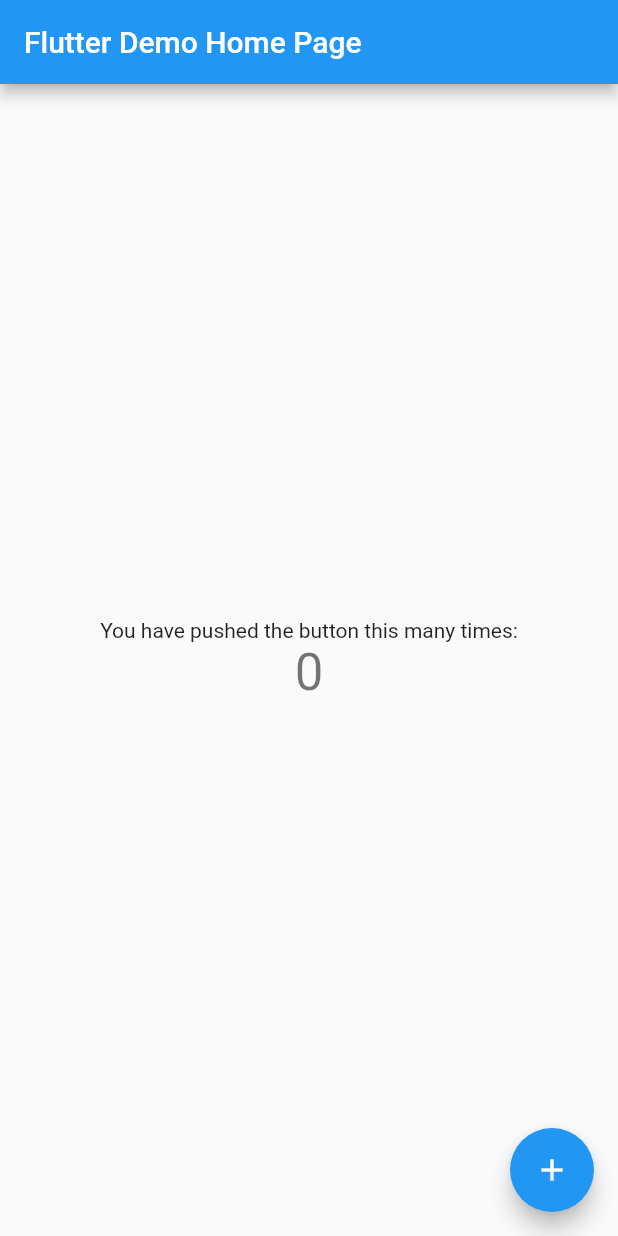
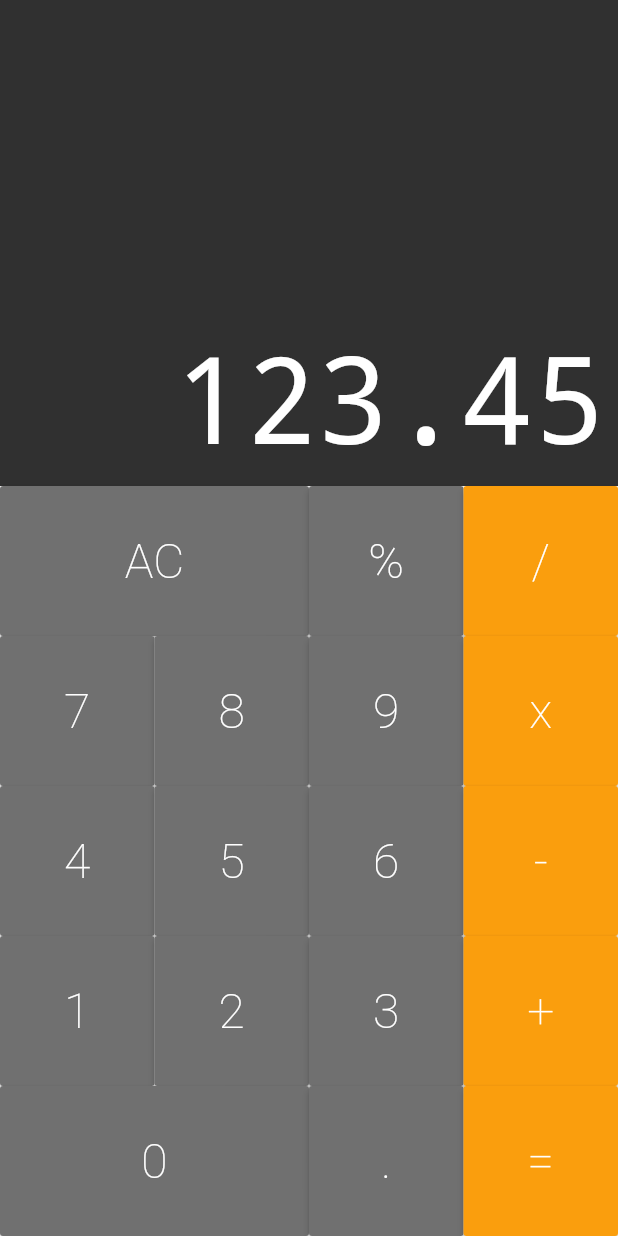
Before and after one commit to danilocordeiro/calculador-app, a Flutter app: the screen it shows after launch, on a phone screen of 412 x 824 dp. Run offline on Flutter 3.47's test engine with Material 2 defaults, Android fonts, the phone set to English and light mode, and no system bars; drawn by our look-alikes of auto_size_text.

Commit message:
Efetuado leyaout basico

```diff
--- /dev/null
+++ b/lib/components/button.dart
@@ -0,0 +1,44 @@
+import 'package:flutter/material.dart';
+
+class Button extends StatelessWidget {
+  static const DARK = Color.fromRGBO(82, 82, 82, 1);
+  static const DEFAULT = Color.fromRGBO(112, 112, 112, 1);
+  static const OPERATION = Color.fromRGBO(250, 158, 13, 1);
+  final String text;
+  final bool big;
+  final Color color;
+
+  Button({
+    @required this.text,
+    this.big = false,
+    this.color = DEFAULT,
+  });
+
+  Button.big({
+    @required this.text,
+    this.big = true,
+    this.color = DEFAULT,
+  });
+
+  Button.operation({
+    @required this.text,
+    this.big = false,
+    this.color = OPERATION,
+  });
+
+  @override
+  Widget build(BuildContext context) {
+    return Expanded(
+      flex: big ? 2 : 1,
+      child: RaisedButton(
+        color: this.color,
+        child: Text(
+          text,
+          style: TextStyle(
+              color: Colors.white, fontSize: 32, fontWeight: FontWeight.w200),
+        ),
+        onPressed: () {},
+      ),
+    );
+  }
+}
--- /dev/null
+++ b/lib/components/button_row.dart
@@ -0,0 +1,19 @@
+import 'package:calculator/components/button.dart';
+import 'package:flutter/material.dart';
+
+class ButtonRow extends StatelessWidget {
+  final List<Button> buttons;
+
+  ButtonRow(this.buttons);
+
+  @override
+  Widget build(BuildContext context) {
+    return Expanded(
+      flex: 1,
+      child: Row(
+        crossAxisAlignment: CrossAxisAlignment.stretch,
+        children: buttons,
+      ),
+    );
+  }
+}
--- /dev/null
+++ b/lib/components/display.dart
@@ -0,0 +1,39 @@
+import 'package:auto_size_text/auto_size_text.dart';
+import 'package:flutter/material.dart';
+
+class Display extends StatelessWidget {
+  final String text;
+
+  Display(this.text);
+
+  @override
+  Widget build(BuildContext context) {
+    return Expanded(
+      flex: 1,
+      child: Container(
+        color: Color.fromRGBO(48, 48, 48, 1),
+        child: Column(
+          mainAxisAlignment: MainAxisAlignment.end,
+          crossAxisAlignment: CrossAxisAlignment.stretch,
+          children: <Widget>[
+            Padding(
+              padding: const EdgeInsets.all(8.0),
+              child: AutoSizeText(
+                text,
+                minFontSize: 20,
+                maxFontSize: 80,
+                maxLines: 1,
+                textAlign: TextAlign.end,
+                style: TextStyle(
+                    fontWeight: FontWeight.w100,
+                    decoration: TextDecoration.none,
+                    fontSize: 80,
+                    color: Colors.white),
+              ),
+            ),
+          ],
+        ),
+      ),
+    );
+  }
+}
--- /dev/null
+++ b/lib/components/keyboard.dart
@@ -0,0 +1,50 @@
+import 'package:calculator/components/button.dart';
+import 'package:calculator/components/button_row.dart';
+import 'package:flutter/material.dart';
+
+class Keyboard extends StatelessWidget {
+  const Keyboard({Key key}) : super(key: key);
+
+  @override
+  Widget build(BuildContext context) {
+    return Container(
+      height: 500,
+      child: Column(
+        children: <Widget>[
+          ButtonRow([
+            Button.big(
+              text: 'AC',
+            ),
+            Button(text: '%'),
+            Button.operation(text: '/'),
+          ]),
+          ButtonRow([
+            Button(text: '7'),
+            Button(text: '8'),
+            Button(text: '9'),
+            Button.operation(text: 'x'),
+          ]),
+          ButtonRow([
+            Button(text: '4'),
+            Button(text: '5'),
+            Button(text: '6'),
+            Button.operation(text: '-'),
+          ]),
+          ButtonRow([
+            Button(text: '1'),
+            Button(text: '2'),
+            Button(text: '3'),
+            Button.operation(text: '+'),
+          ]),
+          ButtonRow([
+            Button.big(
+              text: '0',
+            ),
+            Button(text: '.'),
+            Button.operation(text: '='),
+          ]),
+        ],
+      ),
+    );
+  }
+}
--- a/lib/main.dart
+++ b/lib/main.dart
@@ -1,111 +1,4 @@
+import 'package:calculator/screens/calculator.dart';
 import 'package:flutter/material.dart';
 
-void main() => runApp(MyApp());
-
-class MyApp extends StatelessWidget {
-  // This widget is the root of your application.
-  @override
-  Widget build(BuildContext context) {
-    return MaterialApp(
-      title: 'Flutter Demo',
-      theme: ThemeData(
-        // This is the theme of your application.
-        //
-        // Try running your application with "flutter run". You'll see the
-        // application has a blue toolbar. Then, without quitting the app, try
-        // changing the primarySwatch below to Colors.green and then invoke
-        // "hot reload" (press "r" in the console where you ran "flutter run",
-        // or simply save your changes to "hot reload" in a Flutter IDE).
-        // Notice that the counter didn't reset back to zero; the application
-        // is not restarted.
-        primarySwatch: Colors.blue,
-      ),
-      home: MyHomePage(title: 'Flutter Demo Home Page'),
-    );
-  }
-}
-
-class MyHomePage extends StatefulWidget {
-  MyHomePage({Key key, this.title}) : super(key: key);
-
-  // This widget is the home page of your application. It is stateful, meaning
-  // that it has a State object (defined below) that contains fields that affect
-  // how it looks.
-
-  // This class is the configuration for the state. It holds the values (in this
-  // case the title) provided by the parent (in this case the App widget) and
-  // used by the build method of the State. Fields in a Widget subclass are
-  // always marked "final".
-
-  final String title;
-
-  @override
-  _MyHomePageState createState() => _MyHomePageState();
-}
-
-class _MyHomePageState extends State<MyHomePage> {
-  int _counter = 0;
-
-  void _incrementCounter() {
-    setState(() {
-      // This call to setState tells the Flutter framework that something has
-      // changed in this State, which causes it to rerun the build method below
-      // so that the display can reflect the updated values. If we changed
-      // _counter without calling setState(), then the build method would not be
-      // called again, and so nothing would appear to happen.
-      _counter++;
-    });
-  }
-
-  @override
-  Widget build(BuildContext context) {
-    // This method is rerun every time setState is called, for instance as done
-    // by the _incrementCounter method above.
-    //
-    // The Flutter framework has been optimized to make rerunning build methods
-    // fast, so that you can just rebuild anything that needs updating rather
-    // than having to individually change instances of widgets.
-    return Scaffold(
-      appBar: AppBar(
-        // Here we take the value from the MyHomePage object that was created by
-        // the App.build method, and use it to set our appbar title.
-        title: Text(widget.title),
-      ),
-      body: Center(
-        // Center is a layout widget. It takes a single child and positions it
-        // in the middle of the parent.
-        child: Column(
-          // Column is also a layout widget. It takes a list of children and
-          // arranges them vertically. By default, it sizes itself to fit its
-          // children horizontally, and tries to be as tall as its parent.
-          //
-          // Invoke "debug painting" (press "p" in the console, choose the
-          // "Toggle Debug Paint" action from the Flutter Inspector in Android
-          // Studio, or the "Toggle Debug Paint" command in Visual Studio Code)
-          // to see the wireframe for each widget.
-          //
-          // Column has various properties to control how it sizes itself and
-          // how it positions its children. Here we use mainAxisAlignment to
-          // center the children vertically; the main axis here is the vertical
-          // axis because Columns are vertical (the cross axis would be
-          // horizontal).
-          mainAxisAlignment: MainAxisAlignment.center,
-          children: <Widget>[
-            Text(
-              'You have pushed the button this many times:',
-            ),
-            Text(
-              '$_counter',
-              style: Theme.of(context).textTheme.display1,
-            ),
-          ],
-        ),
-      ),
-      floatingActionButton: FloatingActionButton(
-        onPressed: _incrementCounter,
-        tooltip: 'Increment',
-        child: Icon(Icons.add),
-      ), // This trailing comma makes auto-formatting nicer for build methods.
-    );
-  }
-}
+void main() => runApp(Calculator());
--- /dev/null
+++ b/lib/models/memory.dart
@@ -0,0 +1 @@
+class Memory {}
--- /dev/null
+++ b/lib/screens/calculator.dart
@@ -0,0 +1,14 @@
+import 'package:calculator/components/display.dart';
+import 'package:calculator/components/keyboard.dart';
+import 'package:flutter/material.dart';
+
+class Calculator extends StatelessWidget {
+  @override
+  Widget build(BuildContext context) {
+    return MaterialApp(
+      home: Column(
+        children: <Widget>[Display('123.45'), Keyboard()],
+      ),
+    );
+  }
+}
```
Also changed, not shown: pubspec.yaml (+1 -6 lines), pubspec.lock.
